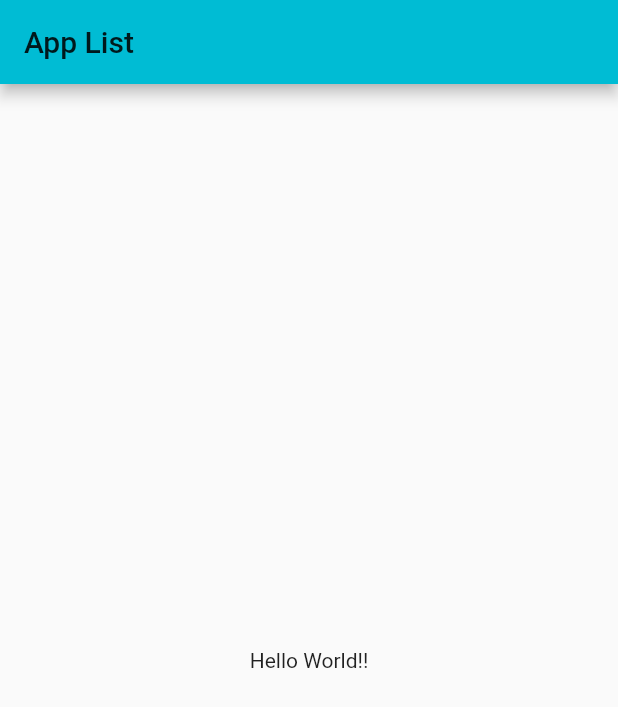
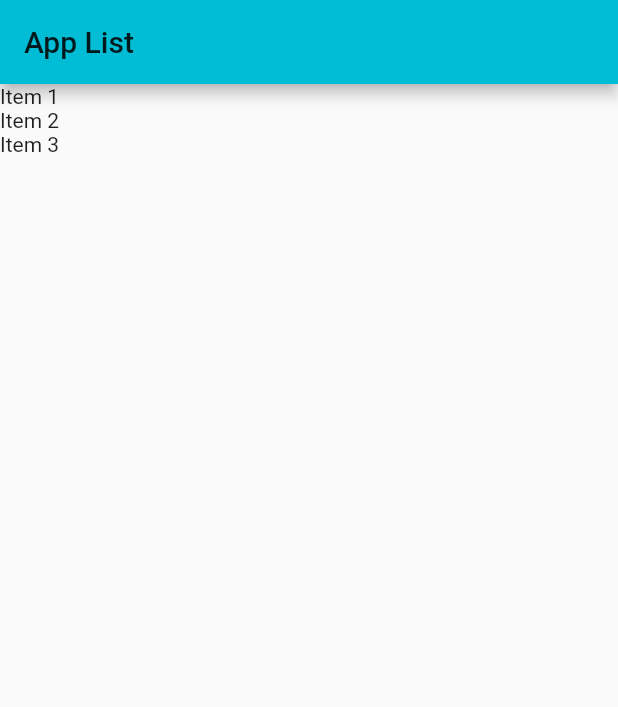
Before and after one commit to SalesMatheus/flutter-app, a Flutter app: the screen it shows after launch, on a phone screen of 412 x 824 dp. Shown: the top 707 px of the screen. Run offline on Flutter 3.47's test engine with Material 2 defaults, Android fonts, the phone set to English and light mode, and no system bars.

Commit message:
Adicionando listagem de itens

```diff
--- a/lib/main.dart
+++ b/lib/main.dart
@@ -1,4 +1,6 @@
 import 'package:flutter/material.dart';
+
+import 'models/item.dart';
 
 void main() => runApp(App());
 
@@ -16,17 +18,31 @@ class App extends StatelessWidget {
   }
 }
 
-class HomePage extends StatelessWidget {
+class HomePage extends StatefulWidget {
+  var items = new List<Item>();
+
+  HomePage() {
+    items = [];
+    items.add(Item(title: "Item 1", done: false));
+    items.add(Item(title: "Item 2", done: true));
+    items.add(Item(title: "Item 3", done: false));
+  }
+  @override
+  _HomePageState createState() => _HomePageState();
+}
+
+class _HomePageState extends State<HomePage> {
   @override
   Widget build(BuildContext context) {
     return Scaffold(
       appBar: AppBar(
         title: Text("App List"),
       ),
-      body: Container(
-        child: Center(
-          child: Text("Hello World!!"),
-        ),
+      body: ListView.builder(
+        itemCount: widget.items.length,
+        itemBuilder: (BuildContext ctxt, int index) {
+          return Text(widget.items[index].title);
+        },
       ),
     );
   }
```
